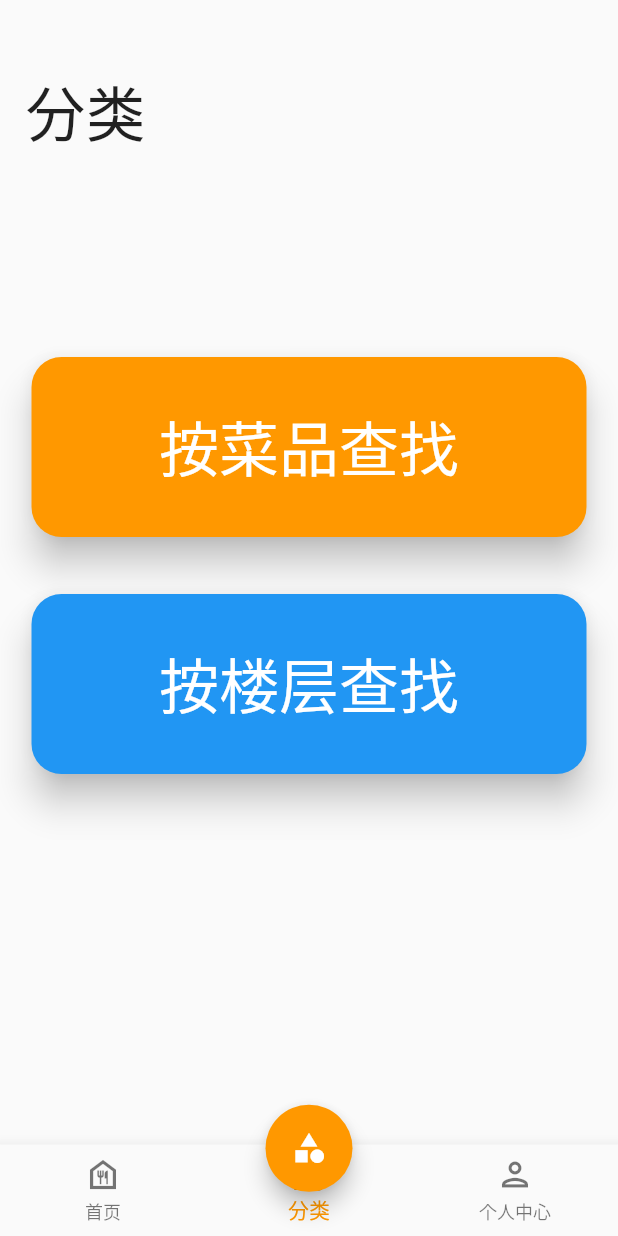
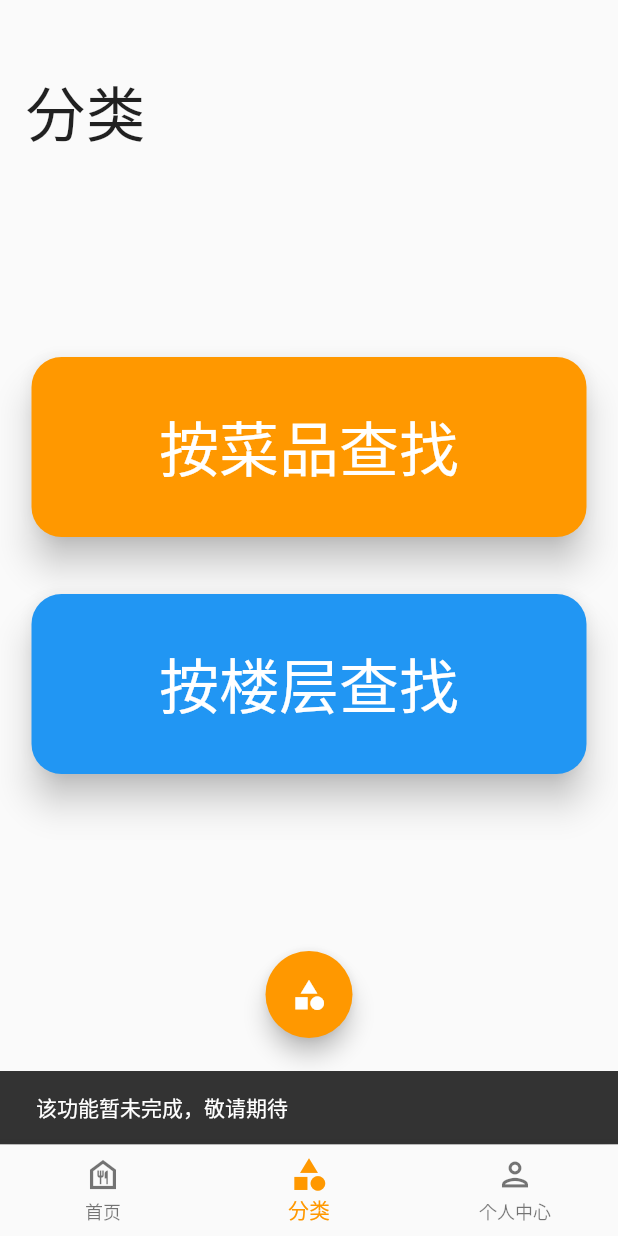
Before and after one commit to YfNightWind/Yango-Canteen, a Flutter app: the TabsPage screen opened by its route, item 2 of the bottom bar chosen, after a tap on "按菜品查找", on a phone screen of 412 x 824 dp. Run offline on Flutter 3.47's test engine with Material 2 defaults, Android fonts, the phone set to English and light mode, and no system bars; our stand-ins replace dio, loading_indicator; missing offline and left inert: flutter_card_swipper; network calls fail.

Commit message:
第一版完成

```diff
--- a/lib/routes/routes.dart
+++ b/lib/routes/routes.dart
@@ -7,7 +7,7 @@ import 'package:yangocanteen/view/feedback.dart';
 import 'package:yangocanteen/view/register_view.dart';
 
 Map<String, WidgetBuilder> routes = {
-  "/": (BuildContext context) => ShowMenuPage(),
+  "/": (BuildContext context) => TabsPage(),
   "/account": (BuildContext context) => AccountPage(),
   "/feedback": (BuildContext context) => FeedBackPage(),
   "/home": (BuildContext context) => TabsPage(),
--- a/lib/view/category.dart
+++ b/lib/view/category.dart
@@ -32,7 +32,8 @@ class _CategoryPageState extends State<CategoryPage> {
           ),
           GestureDetector(
             onTap: () {
-              print("具体页面1");
+              ScaffoldMessenger.of(context).showSnackBar(
+                          SnackBar(content: Text('该功能暂未完成，敬请期待')));
             },
             child: Card(
               child: Container(
--- a/lib/view/home.dart
+++ b/lib/view/home.dart
@@ -10,14 +10,20 @@ class HomePage extends StatefulWidget {
 }
 
 class _HomePageState extends State<HomePage> {
+  List? img = [
+    "http://114.215.209.136:5050/images/jm1.jpg",
+    "http://114.215.209.136:5050/images/jm2.jpg",
+    "http://114.215.209.136:5050/images/jm3.jpg",
+  ];
   @override
   Widget build(BuildContext context) {
-    return Center(
+    return Scaffold(
+      body: Center(
         child: Column(
           crossAxisAlignment: CrossAxisAlignment.start,
           children: [
             Padding(
-            padding: EdgeInsets.only(top: 45),
+              padding: EdgeInsets.only(top: 45, left: 30),
               child: Text(
                 '首页',
                 style: TextStyle(
@@ -25,8 +31,41 @@ class _HomePageState extends State<HomePage> {
                 ),
               ),
             ),
-          // Swiper(itemCount: 3)
+            SizedBox(
+              height: 30,
+            ),
+            Container(
+              height: 200,
+              width: 400,
+              child: Swiper(
+                itemBuilder: (BuildContext context, int index) {
+                  return new Image.network(
+                    img![index],
+                    fit: BoxFit.cover,
+                  );
+                },
+                itemCount: img!.length,
+                viewportFraction: 0.8,
+                scale: 0.9,
+              ),
+            ),
+            SizedBox(
+              height: 30,
+            ),
+            Card(
+                elevation: 10,
+                shape: RoundedRectangleBorder(
+                    borderRadius: BorderRadius.all(Radius.circular(20))),
+                child: Container(
+                  height: 150,
+                  width: 400,
+                  alignment: Alignment.center,
+                  padding: EdgeInsets.all(20),
+                  child: Text('这里显示的是最受欢迎的店铺，下一个版本更新',
+                      style: TextStyle(fontSize: 25)),
+                ))
           ],
+        ),
       ),
     );
   }
```
Also changed, not shown: lib/view/ShowMenu.dart (+13 -4 lines), lib/view/test.dart (+26 -36 lines). Lines whose indentation alone changed are shown as unchanged.
